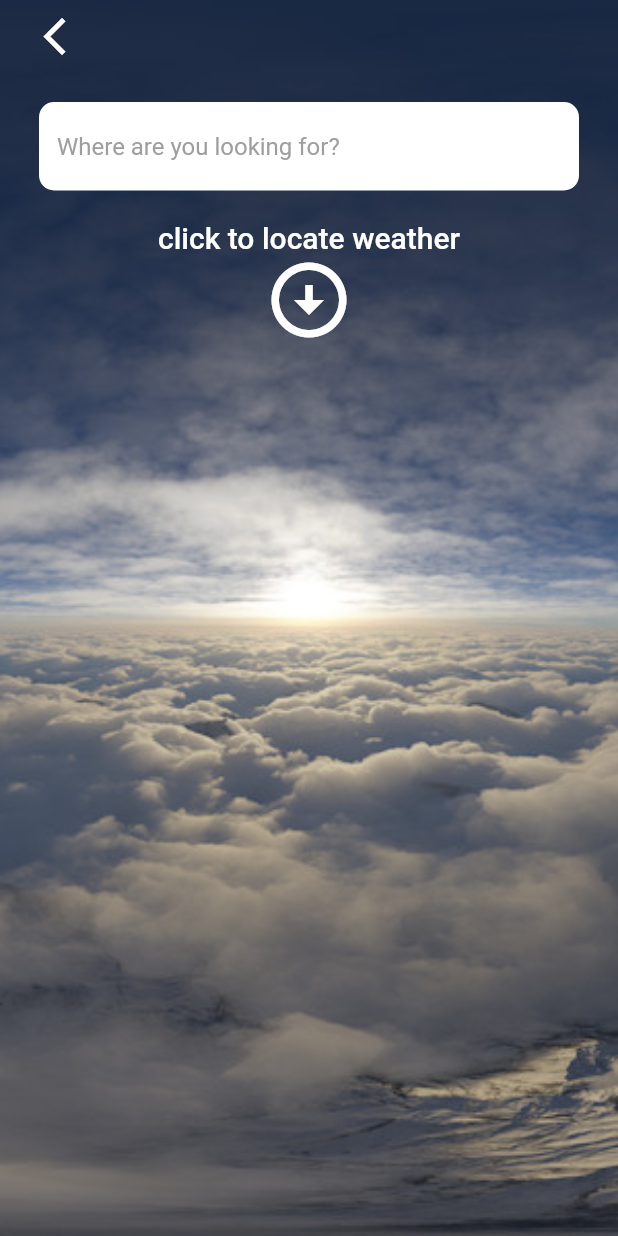
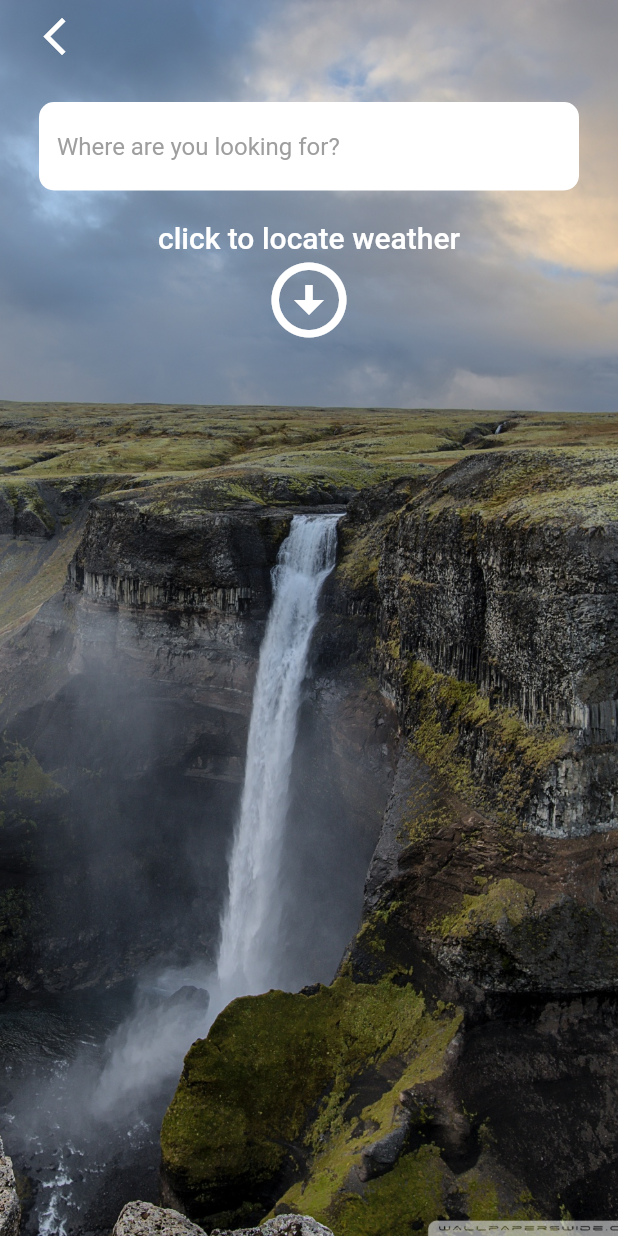
Before and after one commit to revanthRaghuPrasad/clima, a Flutter app: the CityScreen screen opened directly, on a phone screen of 412 x 824 dp. Run offline on Flutter 3.47's test engine with Material 2 defaults, Android fonts, the phone set to English and light mode, and no system bars; our stand-ins replace flutter_spinkit, geolocator; network calls fail.

```diff
--- a/lib/screens/city_screen.dart
+++ b/lib/screens/city_screen.dart
@@ -15,7 +15,7 @@ class _CityScreenState extends State<CityScreen> {
       body: Container(
         decoration: BoxDecoration(
           image: DecorationImage(
-            image: AssetImage('images/city_background.jpg'),
+            image: AssetImage('images/location_background.jpg'),
             fit: BoxFit.cover,
           ),
         ),
```
